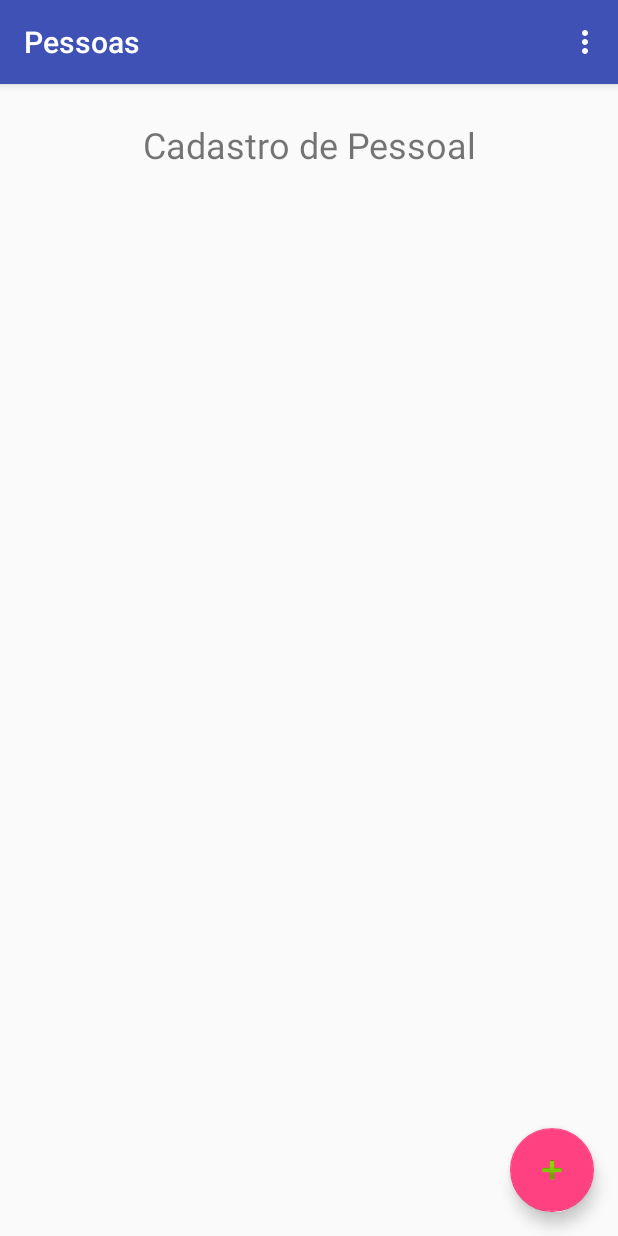
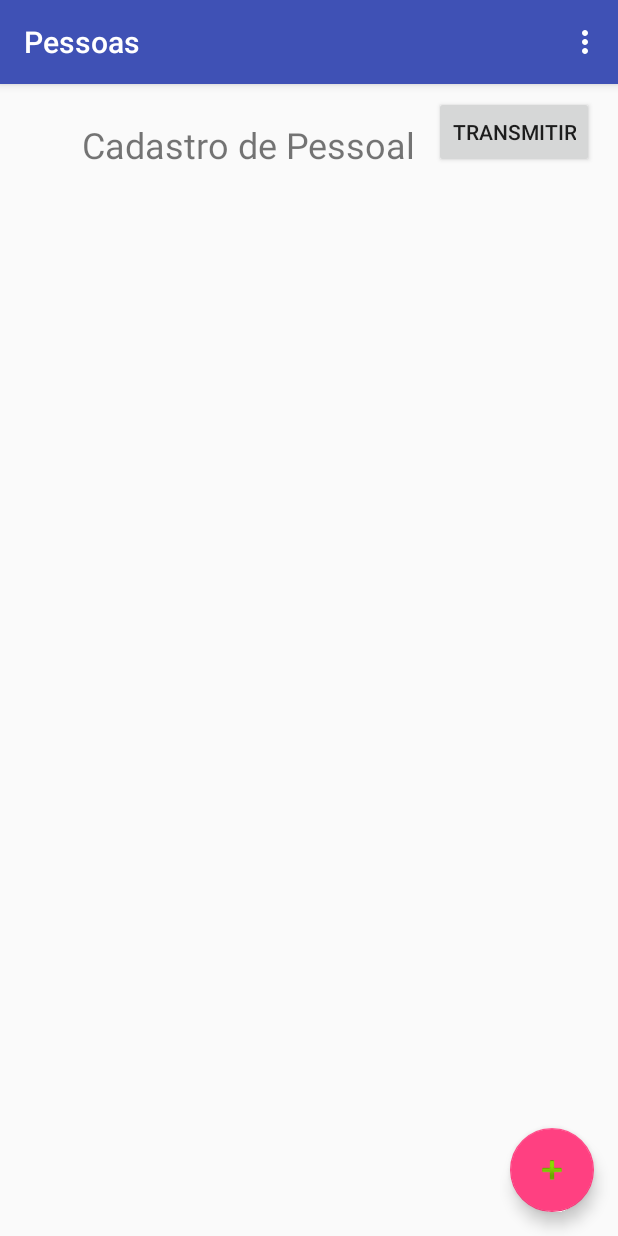
Before and after one commit to amiltonjr/PessoalAndroid, an Android app: the screen it shows after launch (MainActivity), on a phone screen of 412 x 824 dp. Run offline under Robolectric (Android 15) with nearby library versions, the phone set to English and light mode, and no system bars.

Commit message:
Adicionado o botão "Transmitir" e implementada a execução da transmissão via thread

```diff
--- a/app/src/main/res/layout/content_main.xml
+++ b/app/src/main/res/layout/content_main.xml
@@ -12,12 +12,12 @@
         android:id="@+id/textView"
         android:layout_width="wrap_content"
         android:layout_height="wrap_content"
+        android:layout_marginEnd="12dp"
         android:text="@string/title"
         android:textSize="24sp"
         app:layout_constraintBottom_toBottomOf="parent"
-        app:layout_constraintHorizontal_bias="0.503"
+        app:layout_constraintEnd_toStartOf="@+id/bntTransmit"
         app:layout_constraintLeft_toLeftOf="parent"
-        app:layout_constraintRight_toRightOf="parent"
         app:layout_constraintTop_toTopOf="parent"
         app:layout_constraintVertical_bias="0.033" />
 
@@ -29,4 +29,14 @@
         app:layout_constraintTop_toBottomOf="@+id/textView"
         tools:layout_editor_absoluteX="0dp" />
 
+    <Button
+        android:id="@+id/bntTransmit"
+        android:layout_width="wrap_content"
+        android:layout_height="wrap_content"
+        android:layout_marginEnd="16dp"
+        android:layout_marginTop="8dp"
+        android:text="Transmitir"
+        app:layout_constraintEnd_toEndOf="parent"
+        app:layout_constraintTop_toTopOf="parent" />
+
 </android.support.constraint.ConstraintLayout>
--- a/app/src/main/res/values/strings.xml
+++ b/app/src/main/res/values/strings.xml
@@ -1,14 +1,12 @@
 <resources>
     <string name="app_name">Pessoas</string>
     <string name="action_settings">Configurações</string>
+    <string name="action_transmit">Transmitir Dados</string>
     <string name="title">Cadastro de Pessoal</string>
     <string name="title_activity_add_person">Adicionar Pessoa</string>
     <string name="title_activity_edit_person">Editar Pessoa</string>
     <string name="title_activity_settings">Configurações</string>
 
-    <!-- Strings related to Settings -->
-
-    <!-- Example General settings -->
     <string name="pref_header_general">General</string>
 
     <string name="pref_title_social_recommendations">Enable social recommendations</string>
@@ -31,7 +29,6 @@
         <item>-1</item>
     </string-array>
 
-    <!-- Example settings for Data & Sync -->
     <string name="pref_header_data_sync">Data &amp; sync</string>
 
     <string name="pref_title_sync_frequency">Sync frequency</string>
```
Also changed, not shown: app/src/main/java/com/amiltonsoft/amiltonjunior/pessoalandroid/MainActivity.java (+87 -3 lines), app/src/main/java/extras/API.java (+74 -35 lines).
